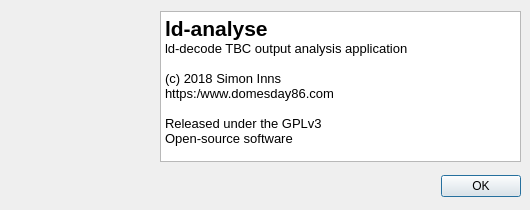
First picture: the form in tools/ld-analyse/aboutdialog.ui, repository happycube/ld-decode, before the edit.
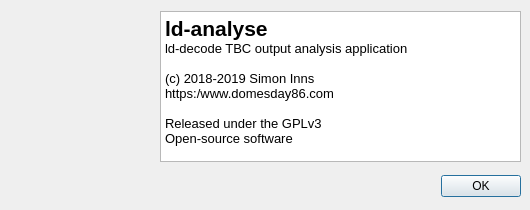
Second picture: the form after the edit. Icons and pictures are not drawn.

The edit to the form file:
```diff
--- a/tools/ld-analyse/aboutdialog.ui
+++ b/tools/ld-analyse/aboutdialog.ui
@@ -73,15 +73,15 @@
     <string>&lt;!DOCTYPE HTML PUBLIC &quot;-//W3C//DTD HTML 4.0//EN&quot; &quot;http://www.w3.org/TR/REC-html40/strict.dtd&quot;&gt;
 &lt;html&gt;&lt;head&gt;&lt;meta name=&quot;qrichtext&quot; content=&quot;1&quot; /&gt;&lt;style type=&quot;text/css&quot;&gt;
 p, li { white-space: pre-wrap; }
-&lt;/style&gt;&lt;/head&gt;&lt;body style=&quot; font-family:'Ubuntu'; font-size:10pt; font-weight:400; font-style:normal;&quot;&gt;
+&lt;/style&gt;&lt;/head&gt;&lt;body style=&quot; font-family:'Ubuntu'; font-size:11pt; font-weight:400; font-style:normal;&quot;&gt;
 &lt;p style=&quot; margin-top:0px; margin-bottom:0px; margin-left:0px; margin-right:0px; -qt-block-indent:0; text-indent:0px;&quot;&gt;&lt;span style=&quot; font-size:16pt; font-weight:600;&quot;&gt;ld-analyse&lt;/span&gt;&lt;/p&gt;
-&lt;p style=&quot; margin-top:0px; margin-bottom:0px; margin-left:0px; margin-right:0px; -qt-block-indent:0; text-indent:0px;&quot;&gt;ld-decode TBC output analysis application&lt;/p&gt;
-&lt;p style=&quot;-qt-paragraph-type:empty; margin-top:0px; margin-bottom:0px; margin-left:0px; margin-right:0px; -qt-block-indent:0; text-indent:0px;&quot;&gt;&lt;br /&gt;&lt;/p&gt;
-&lt;p style=&quot; margin-top:0px; margin-bottom:0px; margin-left:0px; margin-right:0px; -qt-block-indent:0; text-indent:0px;&quot;&gt;(c) 2018 Simon Inns&lt;/p&gt;
-&lt;p style=&quot; margin-top:0px; margin-bottom:0px; margin-left:0px; margin-right:0px; -qt-block-indent:0; text-indent:0px;&quot;&gt;https:/www.domesday86.com&lt;/p&gt;
-&lt;p style=&quot;-qt-paragraph-type:empty; margin-top:0px; margin-bottom:0px; margin-left:0px; margin-right:0px; -qt-block-indent:0; text-indent:0px;&quot;&gt;&lt;br /&gt;&lt;/p&gt;
-&lt;p style=&quot; margin-top:0px; margin-bottom:0px; margin-left:0px; margin-right:0px; -qt-block-indent:0; text-indent:0px;&quot;&gt;Released under the GPLv3&lt;/p&gt;
-&lt;p style=&quot; margin-top:0px; margin-bottom:0px; margin-left:0px; margin-right:0px; -qt-block-indent:0; text-indent:0px;&quot;&gt;Open-source software&lt;/p&gt;&lt;/body&gt;&lt;/html&gt;</string>
+&lt;p style=&quot; margin-top:0px; margin-bottom:0px; margin-left:0px; margin-right:0px; -qt-block-indent:0; text-indent:0px;&quot;&gt;&lt;span style=&quot; font-size:10pt;&quot;&gt;ld-decode TBC output analysis application&lt;/span&gt;&lt;/p&gt;
+&lt;p style=&quot;-qt-paragraph-type:empty; margin-top:0px; margin-bottom:0px; margin-left:0px; margin-right:0px; -qt-block-indent:0; text-indent:0px; font-size:10pt;&quot;&gt;&lt;br /&gt;&lt;/p&gt;
+&lt;p style=&quot; margin-top:0px; margin-bottom:0px; margin-left:0px; margin-right:0px; -qt-block-indent:0; text-indent:0px;&quot;&gt;&lt;span style=&quot; font-size:10pt;&quot;&gt;(c) 2018-2019 Simon Inns&lt;/span&gt;&lt;/p&gt;
+&lt;p style=&quot; margin-top:0px; margin-bottom:0px; margin-left:0px; margin-right:0px; -qt-block-indent:0; text-indent:0px;&quot;&gt;&lt;span style=&quot; font-size:10pt;&quot;&gt;https:/www.domesday86.com&lt;/span&gt;&lt;/p&gt;
+&lt;p style=&quot;-qt-paragraph-type:empty; margin-top:0px; margin-bottom:0px; margin-left:0px; margin-right:0px; -qt-block-indent:0; text-indent:0px; font-size:10pt;&quot;&gt;&lt;br /&gt;&lt;/p&gt;
+&lt;p style=&quot; margin-top:0px; margin-bottom:0px; margin-left:0px; margin-right:0px; -qt-block-indent:0; text-indent:0px;&quot;&gt;&lt;span style=&quot; font-size:10pt;&quot;&gt;Released under the GPLv3&lt;/span&gt;&lt;/p&gt;
+&lt;p style=&quot; margin-top:0px; margin-bottom:0px; margin-left:0px; margin-right:0px; -qt-block-indent:0; text-indent:0px;&quot;&gt;&lt;span style=&quot; font-size:10pt;&quot;&gt;Open-source software&lt;/span&gt;&lt;/p&gt;&lt;/body&gt;&lt;/html&gt;</string>
    </property>
   </widget>
  </widget>
```
